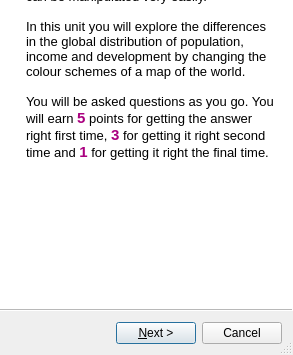
Qt form Pop_dev_wizard.ui (Charlotteg/QGISforSchools) before a commit; both pictures show x 0 to 293 and y 236 to 591 of the 293 by 591 pixel window.
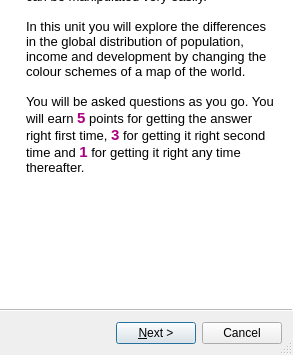
The same form after that commit.

```diff
--- a/Pop_dev_wizard.ui
+++ b/Pop_dev_wizard.ui
@@ -61,7 +61,7 @@
 &lt;p style=&quot;-qt-paragraph-type:empty; margin-top:0px; margin-bottom:0px; margin-left:0px; margin-right:0px; -qt-block-indent:0; text-indent:0px; font-size:10pt;&quot;&gt;&lt;br /&gt;&lt;/p&gt;
 &lt;p style=&quot; margin-top:0px; margin-bottom:0px; margin-left:0px; margin-right:0px; -qt-block-indent:0; text-indent:0px;&quot;&gt;&lt;span style=&quot; font-size:10pt;&quot;&gt;In this unit you will explore the differences in the global distribution of population, income and development by changing the colour schemes of a map of the world.&lt;/span&gt;&lt;/p&gt;
 &lt;p style=&quot;-qt-paragraph-type:empty; margin-top:0px; margin-bottom:0px; margin-left:0px; margin-right:0px; -qt-block-indent:0; text-indent:0px; font-size:10pt;&quot;&gt;&lt;br /&gt;&lt;/p&gt;
-&lt;p style=&quot; margin-top:0px; margin-bottom:0px; margin-left:0px; margin-right:0px; -qt-block-indent:0; text-indent:0px;&quot;&gt;&lt;span style=&quot; font-size:10pt;&quot;&gt;You will be asked questions as you go. You will earn &lt;/span&gt;&lt;span style=&quot; font-size:11pt; font-weight:600; color:#aa007f;&quot;&gt;5&lt;/span&gt;&lt;span style=&quot; font-size:10pt;&quot;&gt; points for getting the answer right first time, &lt;/span&gt;&lt;span style=&quot; font-size:11pt; font-weight:600; color:#aa007f;&quot;&gt;3&lt;/span&gt;&lt;span style=&quot; font-size:10pt; font-weight:600; color:#aa007f;&quot;&gt; &lt;/span&gt;&lt;span style=&quot; font-size:10pt;&quot;&gt;for getting it right second time and &lt;/span&gt;&lt;span style=&quot; font-size:11pt; font-weight:600; color:#aa007f;&quot;&gt;1&lt;/span&gt;&lt;span style=&quot; font-size:10pt;&quot;&gt; for getting it right the final time.&lt;/span&gt;&lt;/p&gt;
+&lt;p style=&quot; margin-top:0px; margin-bottom:0px; margin-left:0px; margin-right:0px; -qt-block-indent:0; text-indent:0px;&quot;&gt;&lt;span style=&quot; font-size:10pt;&quot;&gt;You will be asked questions as you go. You will earn &lt;/span&gt;&lt;span style=&quot; font-size:11pt; font-weight:600; color:#aa007f;&quot;&gt;5&lt;/span&gt;&lt;span style=&quot; font-size:10pt;&quot;&gt; points for getting the answer right first time, &lt;/span&gt;&lt;span style=&quot; font-size:11pt; font-weight:600; color:#aa007f;&quot;&gt;3&lt;/span&gt;&lt;span style=&quot; font-size:10pt; font-weight:600; color:#aa007f;&quot;&gt; &lt;/span&gt;&lt;span style=&quot; font-size:10pt;&quot;&gt;for getting it right second time and &lt;/span&gt;&lt;span style=&quot; font-size:11pt; font-weight:600; color:#aa007f;&quot;&gt;1&lt;/span&gt;&lt;span style=&quot; font-size:10pt;&quot;&gt; for getting it right any time thereafter.&lt;/span&gt;&lt;/p&gt;
 &lt;p style=&quot;-qt-paragraph-type:empty; margin-top:0px; margin-bottom:0px; margin-left:0px; margin-right:0px; -qt-block-indent:0; text-indent:0px; font-size:11pt;&quot;&gt;&lt;br /&gt;&lt;/p&gt;&lt;/body&gt;&lt;/html&gt;</string>
     </property>
    </widget>
```
Left out of the diff: 805 changed lines with no effect on the pictures.
